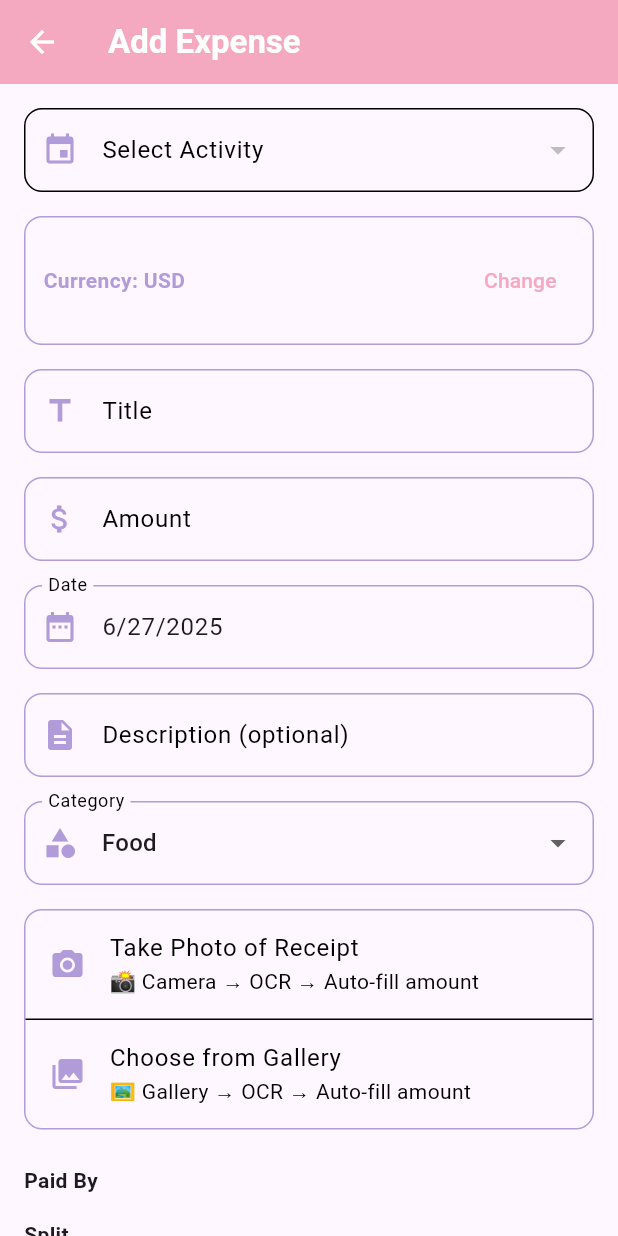
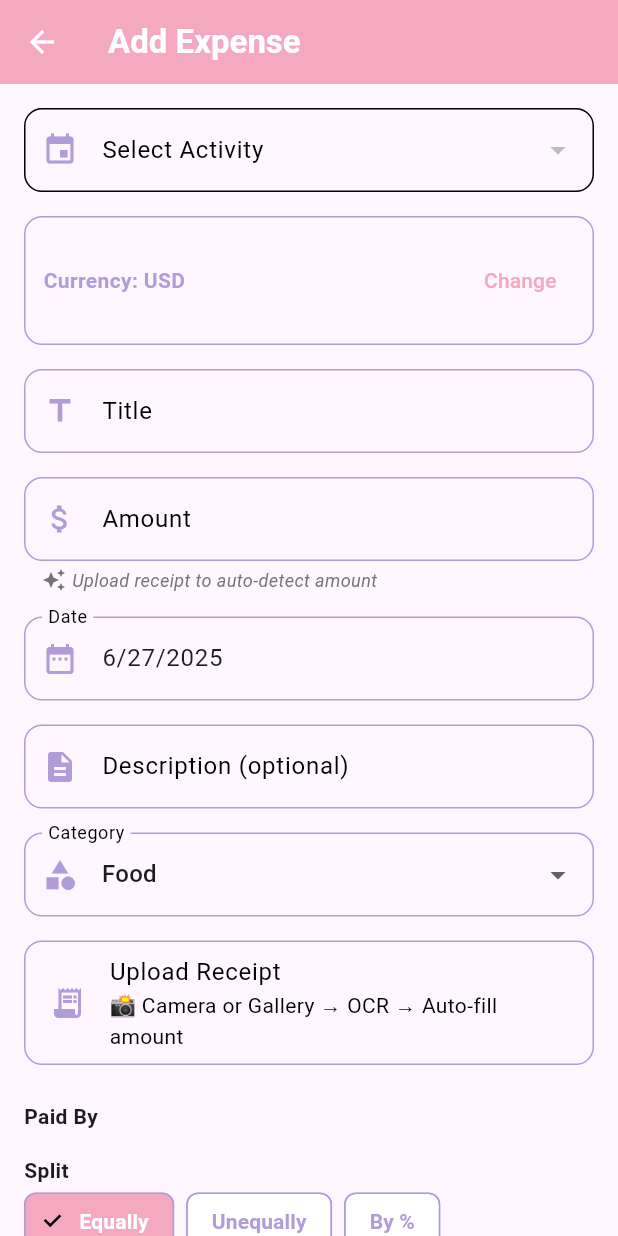
Before and after one commit to wangyt0119/Ka-Ching-flutter-firebase-, a Flutter app: the AddExpenseScreen screen opened directly with empty values, on a phone screen of 412 x 824 dp. Run offline on Flutter 3.47's test engine with Material 3 defaults, Android fonts, the phone set to English and light mode, and no system bars; our stand-ins replace cloud_firestore, cross_file, firebase_auth, firebase_core, firebase_database, fl_chart and 5 more; accounts and stored records are empty; network calls fail.

Commit message:
Update add_expense_screen.dart

```diff
--- a/lib/screens/transactions/add_expense_screen.dart
+++ b/lib/screens/transactions/add_expense_screen.dart
@@ -654,6 +654,37 @@ class _AddExpenseScreenState extends State<AddExpenseScreen> {
     } catch (e) {
       print('Error encoding image for storage: $e');
     }
+  }
+
+  // Show dialog to choose between camera and gallery
+  void _showImageSourceDialog() {
+    showDialog(
+      context: context,
+      builder: (BuildContext context) {
+        return AlertDialog(
+          title: const Text('Upload Receipt'),
+          content: const Text('Choose how you want to upload your receipt:'),
+          actions: [
+            TextButton.icon(
+              onPressed: () {
+                Navigator.of(context).pop();
+                _pickImageFromCamera();
+              },
+              icon: const Icon(Icons.camera_alt),
+              label: const Text('Take Photo'),
+            ),
+            TextButton.icon(
+              onPressed: () {
+                Navigator.of(context).pop();
+                _pickImage();
+              },
+              icon: const Icon(Icons.photo_library),
+              label: const Text('Choose from Gallery'),
+            ),
+          ],
+        );
+      },
+    );
   }
 
   String _getParticipantIdentifier(String displayName) {
@@ -998,6 +1029,28 @@ class _AddExpenseScreenState extends State<AddExpenseScreen> {
                 ),
                 validator: (val) => val!.isEmpty ? "Enter an amount" : null,
               ),
+              // Auto-detect note
+              Padding(
+                padding: const EdgeInsets.only(left: 12, top: 4),
+                child: Row(
+                  children: [
+                    Icon(
+                      Icons.auto_awesome,
+                      size: 16,
+                      color: Colors.grey[600],
+                    ),
+                    const SizedBox(width: 4),
+                    Text(
+                      'Upload receipt to auto-detect amount',
+                      style: TextStyle(
+                        fontSize: 12,
+                        color: Colors.grey[600],
+                        fontStyle: FontStyle.italic,
+                      ),
+                    ),
+                  ],
+                ),
+              ),
               const SizedBox(height: 16),
               TextFormField(
                 readOnly: true,
@@ -1136,28 +1189,14 @@ class _AddExpenseScreenState extends State<AddExpenseScreen> {
                         ),
                       )
                     else
-                      Column(
-                        children: [
-                          ListTile(
-                            leading: const Icon(
-                              Icons.camera_alt,
-                              color: Color(0xFFB19CD9),
-                            ),
-                            title: const Text("Take Photo of Receipt"),
-                            subtitle: const Text("📸 Camera → OCR → Auto-fill amount"),
-                            onTap: _pickImageFromCamera,
-                          ),
-                          const Divider(height: 1),
-                          ListTile(
-                            leading: const Icon(
-                              Icons.photo_library,
-                              color: Color(0xFFB19CD9),
-                            ),
-                            title: const Text("Choose from Gallery"),
-                            subtitle: const Text("🖼️ Gallery → OCR → Auto-fill amount"),
-                            onTap: _pickImage,
-                          ),
-                        ],
+                      ListTile(
+                        leading: const Icon(
+                          Icons.receipt_long,
+                          color: Color(0xFFB19CD9),
+                        ),
+                        title: const Text("Upload Receipt"),
+                        subtitle: const Text("📸 Camera or Gallery → OCR → Auto-fill amount"),
+                        onTap: _showImageSourceDialog,
                       ),
                     if (_base64Image != null)
                       Padding(
```
